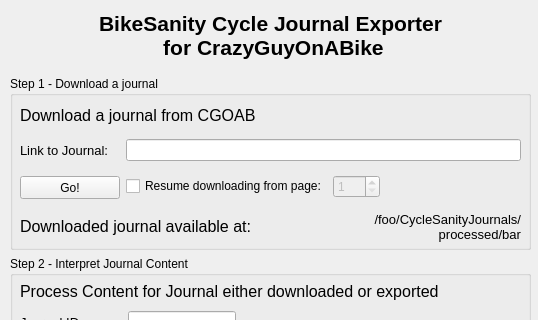
JohnHenrySplitMyHeart/bikesanity-ui, file src/main/resources/base/window.ui: the form before one commit; both pictures show x 0 to 538 and y 0 to 320 of the 538 by 800 pixel window.
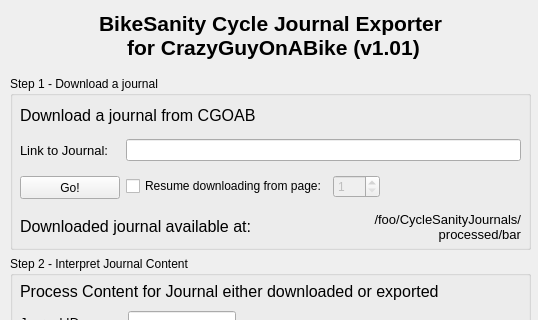
The form after the commit.

```diff
--- a/src/main/resources/base/window.ui
+++ b/src/main/resources/base/window.ui
@@ -71,7 +71,7 @@
        </property>
        <property name="text">
         <string>BikeSanity Cycle Journal Exporter
- for CrazyGuyOnABike</string>
+ for CrazyGuyOnABike (v1.01)</string>
        </property>
        <property name="alignment">
         <set>Qt::AlignCenter</set>
```
